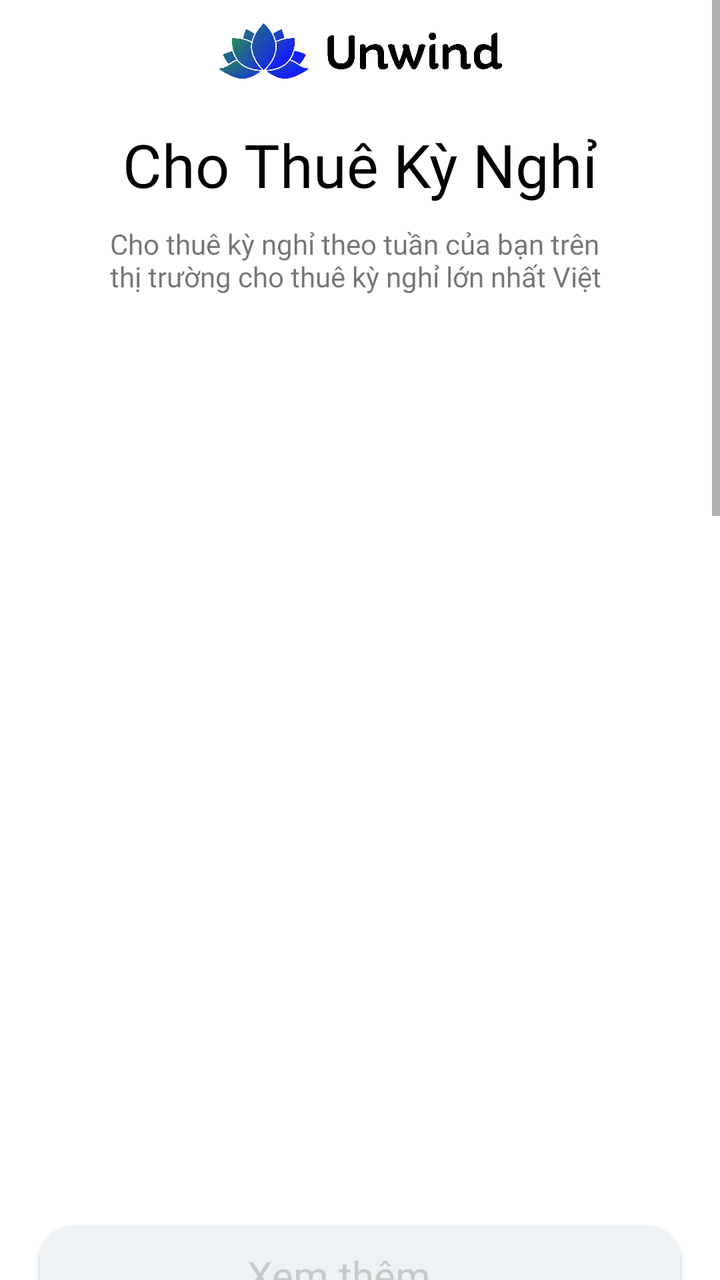
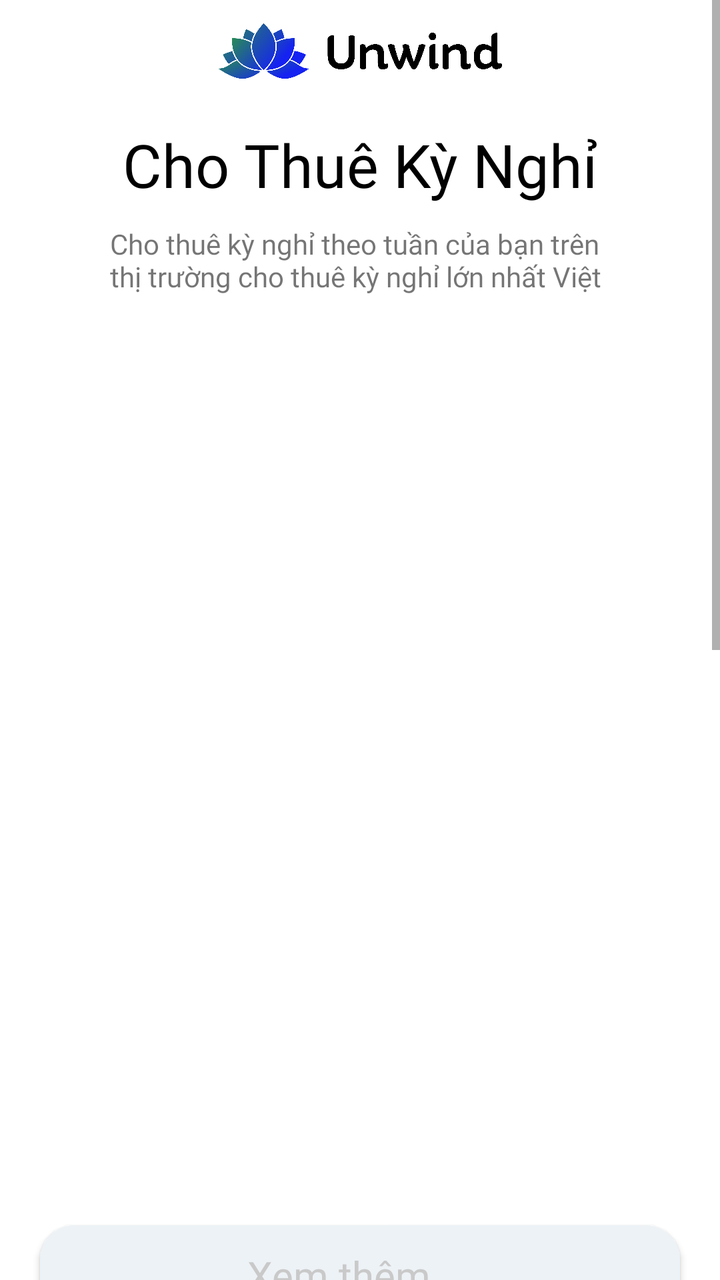

Two renders of the same Android screen: before a commit and after it. Below are the layout's source before the change and the commit's diff.
<!-- AndroidManifest.xml: application theme Base.Theme.TEPTimeshareExchangePlatform -->
<!-- res/layout/fragment_check_timeshare.xml -->
<?xml version="1.0" encoding="utf-8"?>
<androidx.constraintlayout.widget.ConstraintLayout
    xmlns:android="http://schemas.android.com/apk/res/android"
    xmlns:app="http://schemas.android.com/apk/res-auto"
    xmlns:tools="http://schemas.android.com/tools"
    android:id="@+id/main"
    android:layout_width="match_parent"
    android:layout_height="match_parent"
    tools:context=".UI.Activity.FlowPosting.RentalPostingActivity.RentalPostingActivity">

    <ScrollView
        android:layout_width="match_parent"
        android:layout_height="wrap_content"
        android:fillViewport="true"
        app:layout_constraintTop_toTopOf="parent">

        
        <LinearLayout
            android:layout_width="match_parent"
            android:layout_height="wrap_content"
            android:orientation="vertical"
            android:paddingTop="2dp">

            
            <LinearLayout
                android:id="@+id/linearLayout"
                android:layout_width="match_parent"
                android:layout_height="50dp"
                android:background="@color/white"
                android:gravity="center"
                app:layout_constraintStart_toStartOf="parent"
                app:layout_constraintTop_toBottomOf="@+id/customToolBar">

                <ImageView
                    android:layout_width="wrap_content"
                    android:layout_height="40dp"
                    android:src="@drawable/logo_unwind_horizontal" />
            </LinearLayout>

            
            <androidx.constraintlayout.widget.ConstraintLayout
                android:layout_width="match_parent"
                android:layout_height="wrap_content">

                
                <TextView
                    android:id="@+id/textView9"
                    android:layout_width="wrap_content"
                    android:layout_height="wrap_content"
                    android:layout_marginTop="10dp"
                    android:fontFamily="@font/inter_extrabold"
                    android:gravity="center"
                    android:text="Cho Thuê Kỳ Nghỉ"
                    android:textColor="@color/black"
                    android:textSize="30dp"
                    app:layout_constraintEnd_toEndOf="parent"
                    app:layout_constraintStart_toStartOf="parent"
                    app:layout_constraintTop_toTopOf="parent" />

                
                <TextView
                    android:layout_width="250dp"
                    android:layout_height="wrap_content"
                    android:layout_marginTop="10dp"
                    android:fontFamily="@font/inter_regular"
                    android:maxLines="2"
                    android:text="Cho thuê kỳ nghỉ theo tuần của bạn trên thị trường cho thuê kỳ nghỉ lớn nhất Việt Nam!"
                    app:layout_constraintEnd_toEndOf="parent"
                    app:layout_constraintStart_toStartOf="parent"
                    app:layout_constraintTop_toBottomOf="@+id/textView9" />


            </androidx.constraintlayout.widget.ConstraintLayout>

            
            <androidx.recyclerview.widget.RecyclerView
                android:id="@+id/rc_timeshare_company"
                android:layout_width="match_parent"
                android:layout_height="430dp"
                android:layout_gravity="center"
                android:layout_marginStart="20dp"
                android:layout_marginTop="20dp"
                android:layout_marginEnd="20dp"
                android:keepScreenOn="true"
                android:nestedScrollingEnabled="false"
                android:orientation="vertical"
                app:layoutManager="androidx.recyclerview.widget.GridLayoutManager"
                app:spanCount="2"/>

            
            <androidx.appcompat.widget.AppCompatButton
                android:id="@+id/btn_logout"
                android:layout_width="match_parent"
                android:layout_height="50dp"
                android:layout_marginStart="20dp"
                android:layout_marginTop="15dp"
                android:layout_marginEnd="20dp"
                android:layout_marginBottom="100dp"
                android:background="@drawable/ripple_effect_white"
                android:fontFamily="@font/inter_bold"
                android:text="Xem thêm...."
                android:textAllCaps="false"
                android:textColor="@color/primary_background"
                android:textSize="20dp" />

            
            <androidx.constraintlayout.widget.ConstraintLayout
                android:layout_width="match_parent"
                android:layout_height="match_parent"
                android:padding="16dp">

                
                <TextView
                    android:id="@+id/tv_question"
                    android:layout_width="0dp"
                    android:layout_height="wrap_content"
                    android:gravity="center"
                    android:text="Bạn có sẵn Timeshare để đăng lên \n hệ thống Unwind không ?"
                    android:textSize="16sp"
                    android:textStyle="bold"
                    app:layout_constraintEnd_toEndOf="parent"
                    app:layout_constraintStart_toStartOf="parent"
                    app:layout_constraintTop_toTopOf="parent" />

                
                <androidx.appcompat.widget.AppCompatButton
                    android:id="@+id/btn_yes"
                    android:layout_width="0dp"
                    android:layout_height="wrap_content"
                    android:layout_marginTop="16dp"
                    android:background="@drawable/ripple_effect_white"
                    android:backgroundTint="@color/blue_see_more"
                    android:text="Có, tôi muốn sử dụng Timeshare của mình để cho thuê."
                    android:textAllCaps="false"
                    android:textColor="@color/white"
                    app:layout_constraintEnd_toEndOf="parent"
                    app:layout_constraintStart_toStartOf="parent"
                    app:layout_constraintTop_toBottomOf="@id/tv_question" />

                
                <androidx.appcompat.widget.AppCompatButton
                    android:id="@+id/btn_no"
                    android:layout_width="0dp"
                    android:layout_height="wrap_content"
                    android:layout_marginTop="8dp"
                    android:background="@drawable/ripple_effect_white"
                    android:backgroundTint="@color/blue_btn_search"
                    android:text="Chưa, tự tôi sẽ thiết lập Timeshare của mình để cho thuê."
                    android:textAllCaps="false"
                    android:textColor="@color/white"
                    app:layout_constraintEnd_toEndOf="parent"
                    app:layout_constraintStart_toStartOf="parent"
                    app:layout_constraintTop_toBottomOf="@id/btn_yes" />

                
                <TextView
                    android:id="@+id/tv_resort_label"
                    android:layout_width="0dp"
                    android:layout_height="wrap_content"
                    android:layout_marginTop="32dp"
                    android:fontFamily="@font/inter_light"
                    android:text="Chọn Resort bạn đã sử dụng hệ thống đặt phòng"
                    android:textSize="12sp"
                    app:layout_constraintEnd_toEndOf="parent"
                    app:layout_constraintStart_toStartOf="parent"
                    app:layout_constraintTop_toBottomOf="@id/btn_no" />

                
                <RelativeLayout
                    android:id="@+id/card_search"
                    android:layout_width="match_parent"
                    android:layout_height="55dp"
                    android:layout_marginTop="5dp"
                    android:background="@drawable/background_stroke_around"
                    android:backgroundTint="#EDF2F6"
                    android:padding="8dp"
                    app:layout_constraintTop_toBottomOf="@+id/tv_resort_label"
                    tools:layout_editor_absoluteX="16dp">

                    
                    <ImageView
                        android:id="@+id/search_icon"
                        android:layout_width="24dp"
                        android:layout_height="24dp"
                        android:layout_alignParentStart="true"
                        android:layout_centerVertical="true"
                        android:src="@drawable/baseline_search_24"
                        app:tint="@color/black" />

                    
                    <EditText
                        android:id="@+id/search_input"
                        android:layout_width="match_parent"
                        android:layout_height="match_parent"
                        android:layout_centerVertical="true"
                        android:layout_marginStart="10dp"
                        android:layout_toEndOf="@id/search_icon"
                        android:background="@android:color/transparent"
                        android:enabled="false"
                        android:fontFamily="@font/inter_medium"
                        android:hint="@string/search_location_bar"
                        android:inputType="text"
                        android:padding="0dp"
                        android:textColor="@color/black"
                        android:textSize="16dp" />
                </RelativeLayout>

                
                <TextView
                    android:id="@+id/tv_hint"
                    android:layout_width="0dp"
                    android:layout_height="wrap_content"
                    android:layout_marginTop="8dp"
                    android:fontFamily="@font/inter_light"
                    android:text="Liên hệ với chúng tôi nếu không tìm thấy Resort."
                    android:textSize="12sp"
                    app:layout_constraintEnd_toEndOf="parent"
                    app:layout_constraintStart_toStartOf="parent"
                    app:layout_constraintTop_toBottomOf="@id/card_search" />

            </androidx.constraintlayout.widget.ConstraintLayout>

            
            <LinearLayout
                android:layout_width="match_parent"
                android:layout_height="500dp" />

        </LinearLayout>


    </ScrollView>

</androidx.constraintlayout.widget.ConstraintLayout>
<!-- resources referenced by this layout -->
<resources>
  <color name="black">#FF000000</color>
  <color name="blue_btn_search">#1767E4</color>
  <color name="blue_see_more">#0091FB</color>
  <color name="primary_background">#C9C9C9</color>
  <color name="white">#FFFFFFFF</color>
  <!-- drawable background_stroke_around (drawable) -->
  <?xml version="1.0" encoding="utf-8"?>
  <shape xmlns:android="http://schemas.android.com/apk/res/android"
      android:shape="rectangle"
      >
      <stroke android:width="1dp" android:color="@color/primary_background"/>
      <corners android:radius="8dp"/>
  
  </shape>
  <!-- drawable baseline_search_24 (drawable) -->
  <vector xmlns:android="http://schemas.android.com/apk/res/android" android:height="24dp" android:tint="#4B555E" android:viewportHeight="24" android:viewportWidth="24" android:width="24dp">
        
      <path android:fillColor="@android:color/white" android:pathData="M15.5,14h-0.79l-0.28,-0.27C15.41,12.59 16,11.11 16,9.5 16,5.91 13.09,3 9.5,3S3,5.91 3,9.5 5.91,16 9.5,16c1.61,0 3.09,-0.59 4.23,-1.57l0.27,0.28v0.79l5,4.99L20.49,19l-4.99,-5zM9.5,14C7.01,14 5,11.99 5,9.5S7.01,5 9.5,5 14,7.01 14,9.5 11.99,14 9.5,14z"/>
      
  </vector>
  <!-- drawable logo_unwind_horizontal: png bitmap (drawable, 294970 bytes) -->
  <!-- drawable ripple_effect_white (drawable) -->
  <?xml version="1.0" encoding="utf-8"?>
  <ripple xmlns:android="http://schemas.android.com/apk/res/android"
      android:color="?android:attr/colorControlHighlight">
      <item>
          <shape android:shape="rectangle">
              <corners android:radius="17dp"></corners>
              <solid android:color="@color/gray_light_background"></solid>
          </shape>
      </item>
  </ripple>
  <string name="search_location_bar">Enter location, hotel</string>
  <style name="Base.Theme.TEPTimeshareExchangePlatform" parent="Theme.MaterialComponents.DayNight.NoActionBar">
          <item name="android:statusBarColor">@color/white</item>
          <item name="android:windowLightStatusBar">true</item> 
      </style>
  <color name="gray_light_background">#EDF2F6</color>
</resources>

<!-- the commit's change to res/layout/fragment_check_timeshare.xml (unified diff, before → after) -->
@@ -9,6 +9,7 @@
     tools:context=".UI.Activity.FlowPosting.RentalPostingActivity.RentalPostingActivity">
 
     <ScrollView
+        android:id="@+id/scrollView"
         android:layout_width="match_parent"
         android:layout_height="wrap_content"
         android:fillViewport="true"
@@ -89,7 +90,7 @@
 
             
             <androidx.appcompat.widget.AppCompatButton
-                android:id="@+id/btn_logout"
+                android:id="@+id/btn_see_more"
                 android:layout_width="match_parent"
                 android:layout_height="50dp"
                 android:layout_marginStart="20dp"
@@ -105,6 +106,7 @@
 
             
             <androidx.constraintlayout.widget.ConstraintLayout
+                android:id="@+id/csl_input_section"
                 android:layout_width="match_parent"
                 android:layout_height="match_parent"
                 android:padding="16dp">
@@ -221,9 +223,49 @@
             </androidx.constraintlayout.widget.ConstraintLayout>
 
             
+            <androidx.constraintlayout.widget.ConstraintLayout
+                android:layout_marginStart="15dp"
+                android:layout_marginEnd="15dp"
+                android:layout_marginTop="20dp"
+                android:padding="10dp"
+                android:background="@drawable/background_stroke_around"
+                android:layout_width="match_parent"
+                android:layout_height="wrap_content">
+
+                
+                <TextView
+                    android:id="@+id/textView10"
+                    android:layout_width="wrap_content"
+                    android:layout_height="wrap_content"
+                    android:fontFamily="@font/inter_bold"
+                    android:text="Câu hỏi thường gặp"
+                    android:textSize="16dp"
+                    android:textColor="@color/black"
+                    app:layout_constraintStart_toStartOf="parent"
+                    app:layout_constraintTop_toTopOf="parent" />
+
+
+                <androidx.recyclerview.widget.RecyclerView
+                    android:id="@+id/rv_faq"
+                    android:layout_width="match_parent"
+                    android:layout_height="wrap_content"
+                    android:minWidth="300dp"
+                    android:paddingTop="10dp"
+                    app:layoutManager="androidx.recyclerview.widget.LinearLayoutManager"
+                    app:layout_constraintTop_toBottomOf="@+id/textView10"
+                    tools:layout_editor_absoluteX="10dp"
+                    tools:listitem="@layout/item_faq">
+
+                </androidx.recyclerview.widget.RecyclerView>
+
+
+
+            </androidx.constraintlayout.widget.ConstraintLayout>
+
+            
             <LinearLayout
                 android:layout_width="match_parent"
-                android:layout_height="500dp" />
+                android:layout_height="100dp" />
 
         </LinearLayout>
 
@@ -231,3 +273,76 @@
     </ScrollView>
 
 </androidx.constraintlayout.widget.ConstraintLayout>
+<!-- res/layout/item_faq.xml (included above) -->
+<?xml version="1.0" encoding="utf-8"?>
+<com.google.android.material.card.MaterialCardView xmlns:android="http://schemas.android.com/apk/res/android"
+    xmlns:tools="http://schemas.android.com/tools"
+    android:layout_width="match_parent"
+    android:layout_height="wrap_content"
+    android:background="@color/white"
+    xmlns:app="http://schemas.android.com/apk/res-auto"
+    android:layout_marginBottom="10dp"
+    app:cardCornerRadius="17dp">
+
+    <androidx.constraintlayout.widget.ConstraintLayout
+        android:layout_width="match_parent"
+        android:layout_height="wrap_content">
+
+        <androidx.constraintlayout.widget.ConstraintLayout
+            android:id="@+id/constraintLayout"
+            android:layout_width="match_parent"
+            android:layout_height="wrap_content"
+            android:background="@drawable/ripple_effect_white"
+            android:padding="8dp"
+            app:layout_constraintEnd_toEndOf="parent"
+            app:layout_constraintHorizontal_bias="0.5"
+            app:layout_constraintStart_toStartOf="parent"
+            app:layout_constraintTop_toTopOf="parent">
+
+
+            <androidx.cardview.widget.CardView
+                android:id="@+id/cardView"
+                android:layout_width="30dp"
+                android:layout_height="30dp"
+                app:cardCornerRadius="100dp"
+                app:layout_constraintEnd_toEndOf="parent"
+                app:layout_constraintTop_toTopOf="parent">
+
+                <ImageView
+                    android:id="@+id/im_expanded"
+                    android:layout_width="match_parent"
+                    android:layout_height="match_parent"
+                    android:scaleType="fitXY"
+                    android:src="@drawable/ic_expend" />
+            </androidx.cardview.widget.CardView>
+
+            <TextView
+                android:id="@+id/titleTv"
+                android:layout_width="wrap_content"
+                android:layout_height="match_parent"
+                android:maxWidth="300dp"
+                android:padding="5dp"
+                android:fontFamily="@font/inter_medium"
+                android:text="Tôi mới sử dụng RedWeek, làm cách nào để cho thuê kỳ nghỉ của tôi?"
+                android:textColor="@color/black"
+                android:textSize="14sp"
+                android:textStyle="bold"
+                app:layout_constraintBottom_toBottomOf="parent"
+                app:layout_constraintStart_toStartOf="parent"
+                app:layout_constraintTop_toTopOf="parent" />
+        </androidx.constraintlayout.widget.ConstraintLayout>
+
+        <TextView
+            android:id="@+id/langDesc"
+            android:layout_width="0dp"
+            android:layout_height="wrap_content"
+            android:padding="8dp"
+            android:text="Java is a high-level, class-based, object-oriented programming language that is designed to have as few implementation dependencies as possible."
+            app:layout_constraintEnd_toEndOf="parent"
+            app:layout_constraintHorizontal_bias="0.5"
+            app:layout_constraintStart_toStartOf="parent"
+            app:layout_constraintTop_toBottomOf="@id/constraintLayout" />
+
+    </androidx.constraintlayout.widget.ConstraintLayout>
+
+</com.google.android.material.card.MaterialCardView>
<!-- resource entries referenced after the edit -->
@@ -20,6 +20,7 @@
       <path android:fillColor="@android:color/white" android:pathData="M15.5,14h-0.79l-0.28,-0.27C15.41,12.59 16,11.11 16,9.5 16,5.91 13.09,3 9.5,3S3,5.91 3,9.5 5.91,16 9.5,16c1.61,0 3.09,-0.59 4.23,-1.57l0.27,0.28v0.79l5,4.99L20.49,19l-4.99,-5zM9.5,14C7.01,14 5,11.99 5,9.5S7.01,5 9.5,5 14,7.01 14,9.5 11.99,14 9.5,14z"/>
       
   </vector>
+  <!-- drawable ic_expend: png bitmap (drawable, 1194 bytes) -->
   <!-- drawable logo_unwind_horizontal: png bitmap (drawable, 294970 bytes) -->
   <!-- drawable ripple_effect_white (drawable) -->
   <?xml version="1.0" encoding="utf-8"?>
